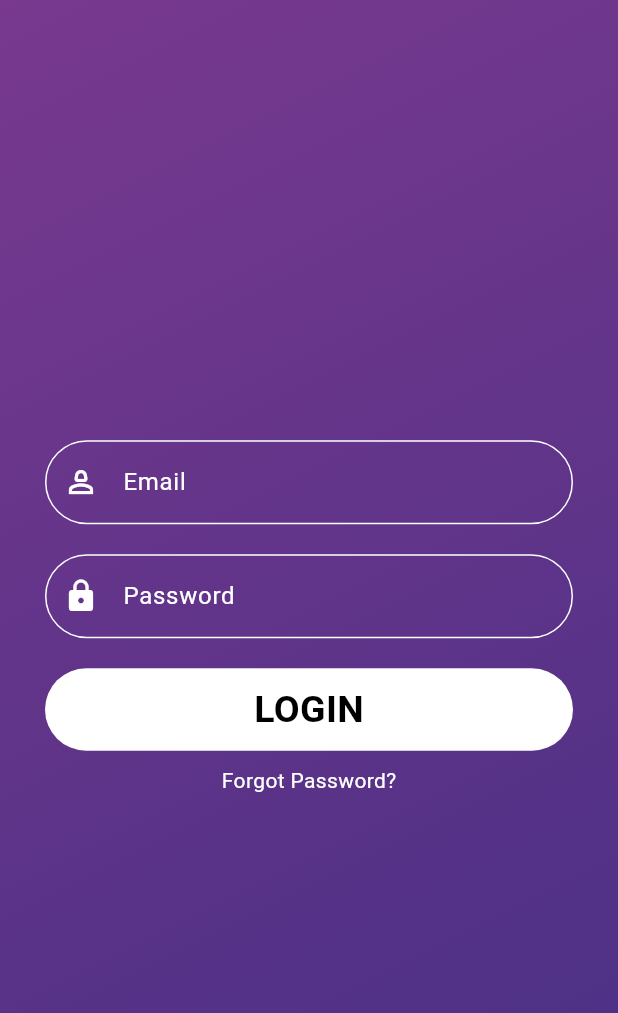
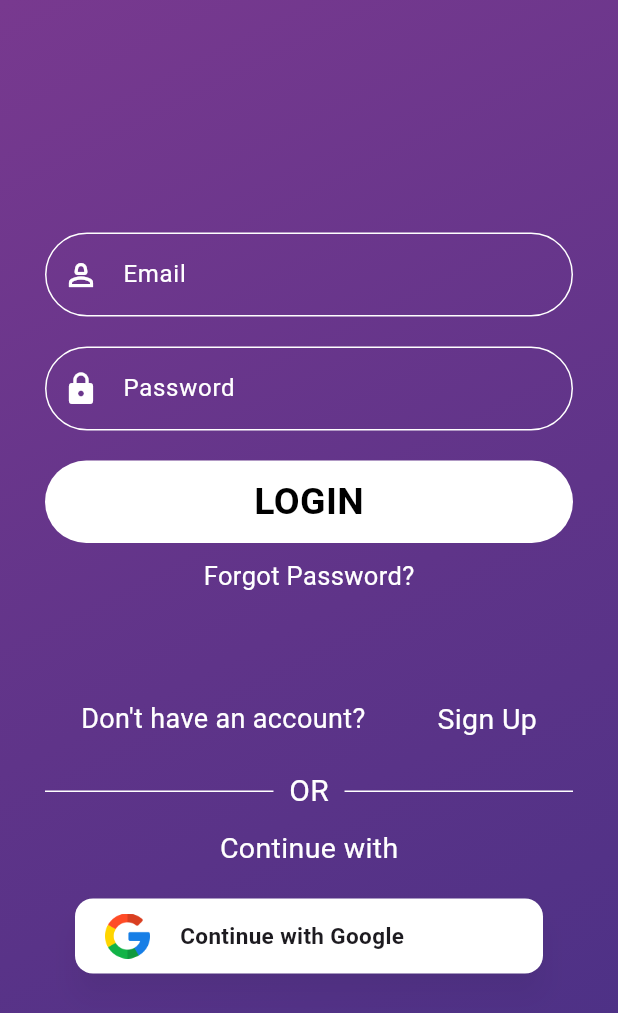
Before and after one commit to saliq03/UniShare, a Flutter app: the screen it shows after launch, on a phone screen of 412 x 824 dp. Shown: the top 1013 px of the screen. Run offline on Flutter 3.47's test engine with Material 3 defaults, Android fonts, the phone set to English and light mode, and no system bars; our stand-ins replace get.

Commit message:
login screen build sucessfully

```diff
--- /dev/null
+++ b/lib/res/assets/icons_assets.dart
@@ -0,0 +1,3 @@
+class IconsAssets{
+  static const String google='assets/icons/google.png';
+}
--- a/lib/res/components/my_text_button.dart
+++ b/lib/res/components/my_text_button.dart
@@ -8,15 +8,17 @@ class MyTextButton extends StatelessWidget {
   const MyTextButton({super.key,
     required this.title,
     required this.onPress,
-    this.titleColor=AppColors.white});
+    this.titleColor=AppColors.white,
+  this.fontSize=17});
  final String title;
  final VoidCallback onPress;
+ final double fontSize;
  final Color titleColor;
   @override
   Widget build(BuildContext context) {
     return InkWell(
       onTap: onPress,
-      child: Text(title,style: TextStyle(color: titleColor),),
+      child: Text(title,style: TextStyle(color: titleColor,fontSize: fontSize),),
     );
   }
 }
--- a/lib/view/login/login_view.dart
+++ b/lib/view/login/login_view.dart
@@ -1,4 +1,5 @@
 import 'package:flutter/material.dart';
+import 'package:unishare/res/assets/icons_assets.dart';
 import 'package:unishare/res/components/round_button.dart';
 import 'package:unishare/res/components/my_text_button.dart';
 
@@ -82,7 +83,43 @@ class _LoginViewState extends State<LoginView> {
               width:double.infinity,
               height: 55,),
               SizedBox(height: 10),
-              MyTextButton(title: "Forgot Password?", onPress: (){})
+              MyTextButton(title: "Forgot Password?", onPress: (){}),
+              SizedBox(height: 70),
+              Row(
+            mainAxisAlignment: MainAxisAlignment.spaceAround,
+            children: [
+              Text("Don't have an account?",style: TextStyle(color: Colors.white,fontSize: 18),),
+              MyTextButton(title: "Sign Up", onPress: (){},fontSize: 19,)
+             ],
+             ),
+              SizedBox(height: 20),
+              Row(
+                children: [
+                  Expanded(child: Divider(color: Colors.white,)),
+                  Text("  OR  ",style: TextStyle(color: Colors.white,fontSize: 20),),
+                  Expanded(child: Divider(color: Colors.white,)),
+                ]),
+              SizedBox(height: 10),
+              Text("Continue with",style: TextStyle(color: Colors.white,fontSize: 19),),
+              SizedBox(height: 20),
+              InkWell(
+                child: Card(
+                  elevation: 8,
+                  color: Colors.white,
+                  shadowColor: Colors.black26,
+                  margin: EdgeInsets.symmetric(horizontal: 20),
+                  child: Row(
+                    children: [
+                      Padding(
+                        padding: const EdgeInsets.symmetric(horizontal: 20,vertical: 10),
+                        child: Image.asset(IconsAssets.google,width: 30,height: 30,),
+                      ),
+                      Text("Continue with Google",style: TextStyle(fontSize: 15,fontWeight: FontWeight.bold),)
+                    ],
+                  ),
+                ),
+              ),
+              SizedBox(height: 20,)
             ],
           ),
         ),
--- a/pubspec.yaml
+++ b/pubspec.yaml
@@ -60,9 +60,9 @@ flutter:
   uses-material-design: true
 
   # To add assets to your application, add an assets section, like this:
-  # assets:
-  #   - images/a_dot_burr.jpeg
-  #   - images/a_dot_ham.jpeg
+  assets:
+    - assets/icons/
+
 
   # An image asset can refer to one or more resolution-specific "variants", see
   # https://flutter.dev/to/resolution-aware-images
```
Also changed, not shown: assets/icons/google.png (added).
